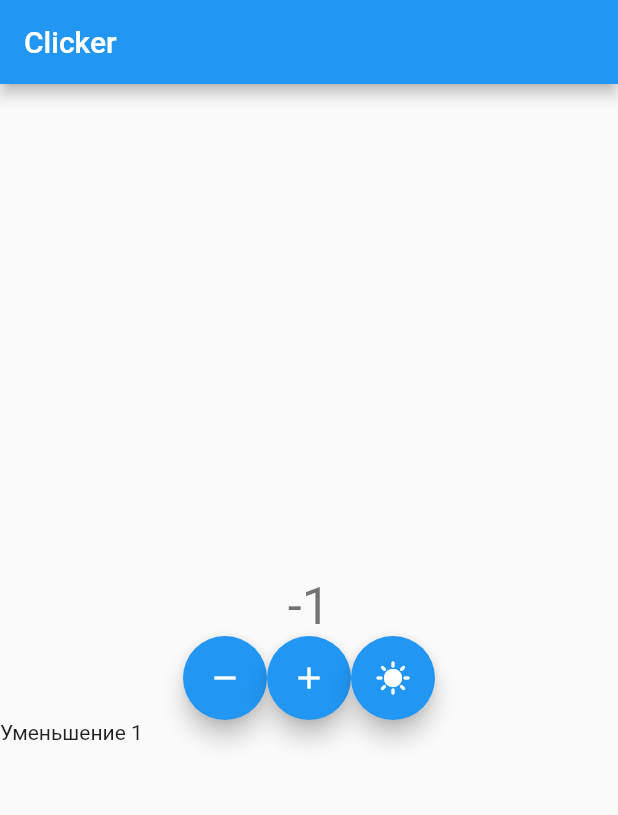
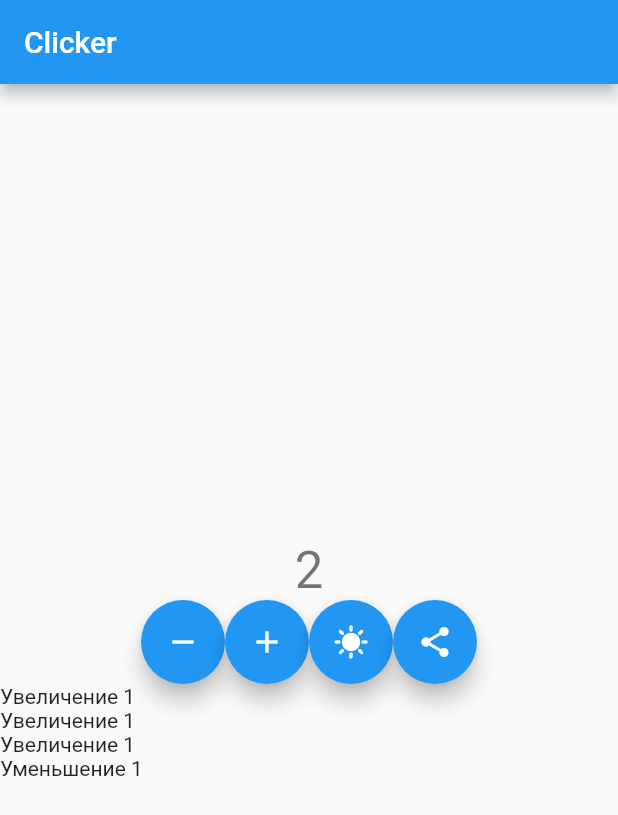
Before and after one commit to ExStansReal/pr4, a Flutter app: the screen it shows after launch, after a tap on the "remove" icon, on a phone screen of 412 x 824 dp. Shown: the top 815 px of the screen. Run offline on Flutter 3.47's test engine with Material 2 defaults, Android fonts, the light colour scheme and no system bars; our stand-ins replace bloc, flutter_bloc, shared_preferences.

Commit message:
Обновил ПР для новых условий

```diff
--- a/lib/cubit/clicker_cubit.dart
+++ b/lib/cubit/clicker_cubit.dart
@@ -1,19 +1,57 @@
+import 'dart:async';
+
 import 'package:flutter_bloc/flutter_bloc.dart';
 import 'package:meta/meta.dart';
+import 'package:shared_preferences/shared_preferences.dart';
 
 part 'clicker_state.dart';
 
 class ClickerCubit extends Cubit<ClickerState> {
-  ClickerCubit() : super(ClickInitial());
+  ClickerCubit() : super(ClickInitial()) {
+    Timer.periodic(Duration(seconds: 1), (timer) {
+      secondCount++;
+
+      if (secondCount >= 5) {
+        bool False = false;
+        increment(UpdateCount: false);
+      }
+      emit(state);
+    });
+  }
 
   int count = 0;
   bool type = true;
+  int secondCount = 0;
   List<String> logs = [];
 
-  void increment() {
+  void initState() {
+    Timer.periodic(Duration(seconds: 1), (timer) {
+      secondCount++;
+
+      if (secondCount >= 5) {
+        bool False = false;
+        increment(UpdateCount: false);
+      }
+      emit(state);
+    });
+  }
+
+  void SaveDataInSharedPreferences() async {
+    final prefs = await SharedPreferences.getInstance();
+
+    prefs.setStringList('logs', logs);
+    prefs.setInt('count', count);
+    prefs.setBool('type_theme', type);
+  }
+
+  void increment({bool UpdateCount = true}) {
     count += type ? 1 : 2;
 
     logs.add("Увеличение ${type ? 1 : 2}");
+    SaveDataInSharedPreferences();
+    if (UpdateCount == true) {
+      secondCount = 0;
+    }
     emit(Click(count, logs));
   }
 
@@ -21,12 +59,30 @@ class ClickerCubit extends Cubit<ClickerState> {
     count -= type ? 1 : 2;
 
     logs.add("Уменьшение ${type ? 1 : 2}");
+
+    SaveDataInSharedPreferences();
+    secondCount = 0;
     emit(Click(count, logs));
   }
 
   void changeTheme() {
     type = !type;
     logs.add("Измнение темы на ${type ? 'светлую' : 'тёмную'}");
+
+    SaveDataInSharedPreferences();
+    secondCount = 0;
+    emit(Click(count, logs));
+  }
+
+  void DeleteAllDataInSharedPreferences() async {
+    final prefs = await SharedPreferences.getInstance();
+
+    prefs.remove('logs');
+    prefs.remove('count');
+    prefs.remove('type_theme');
+    secondCount = 0;
+    logs.clear();
+    count = 0;
     emit(Click(count, logs));
   }
 }
--- a/lib/main.dart
+++ b/lib/main.dart
@@ -1,9 +1,13 @@
+import 'dart:async';
+
 import 'package:flutter/material.dart';
 import 'package:flutter_bloc/flutter_bloc.dart';
 import 'package:somecruzki/cubit/clicker_cubit.dart';
 import 'package:somecruzki/cubit/theme_cubit.dart';
 
-void main() => runApp(MyApp());
+void main() {
+  runApp(MyApp());
+}
 
 class MyApp extends StatelessWidget {
   const MyApp({super.key});
@@ -83,6 +87,13 @@ class MyHomePage extends StatelessWidget {
                   tooltip: 'Тема',
                   child: const Icon(Icons.sunny),
                 ),
+                FloatingActionButton(
+                  onPressed: () => context
+                      .read<ClickerCubit>()
+                      .DeleteAllDataInSharedPreferences(),
+                  tooltip: 'Удаление шереда',
+                  child: const Icon(Icons.share),
+                ),
               ],
             ),
             BlocBuilder<ClickerCubit, ClickerState>(
--- a/pubspec.yaml
+++ b/pubspec.yaml
@@ -31,7 +31,7 @@ environment:
 dependencies:
   flutter:
     sdk: flutter
-
+  shared_preferences: '^2.0.15'
 
   # The following adds the Cupertino Icons font to your application.
   # Use with the CupertinoIcons class for iOS style icons.
```
Also changed, not shown: pubspec.lock, 1 other file.
